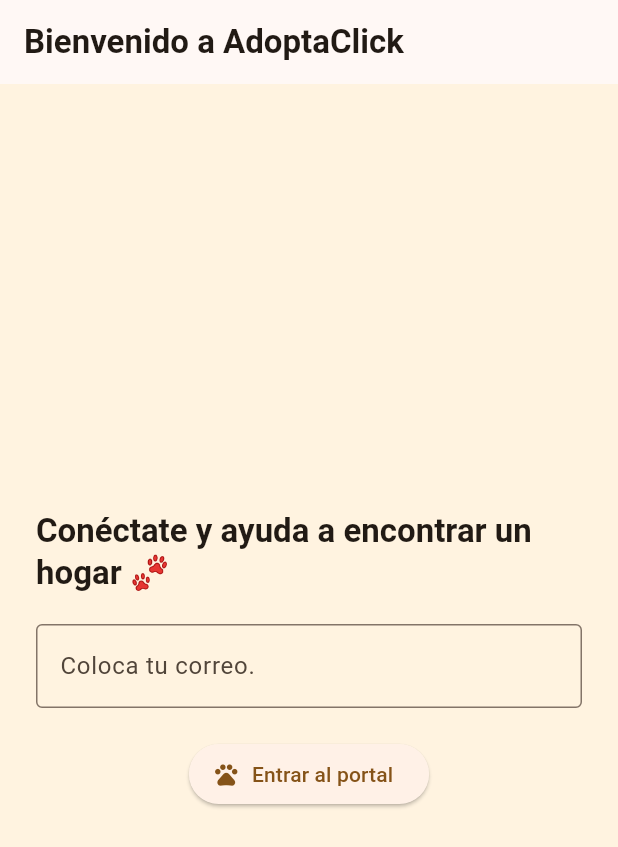
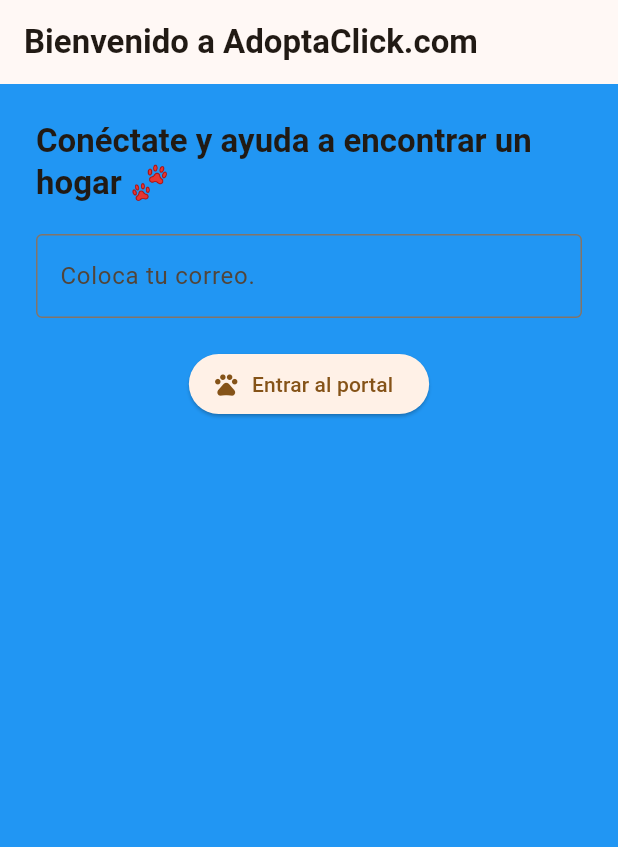
Before and after one commit to josegalvis27/adoptaClicks, a Flutter app: the screen it shows after launch, on a phone screen of 412 x 824 dp. Shown: the top 847 px of the screen. Run offline on Flutter 3.47's test engine with Material 3 defaults, Android fonts, the phone set to English and light mode, and no system bars; missing offline and left inert: dart:html, dart:ui_web.

Commit message:
cambio de color

```diff
--- a/lib/main.dart
+++ b/lib/main.dart
@@ -16,7 +16,7 @@
       theme: ThemeData(
         useMaterial3: true,
         colorScheme: ColorScheme.fromSeed(seedColor: Colors.orange),
-        scaffoldBackgroundColor: Colors.orange.shade50,
+        scaffoldBackgroundColor: Colors.blue,
         textTheme: Typography.blackCupertino.copyWith(
           titleLarge: TextStyle(fontWeight: FontWeight.bold),
           bodyMedium: TextStyle(fontSize: 16),
@@ -37,12 +37,12 @@
   @override
   Widget build(BuildContext context) {
     return Scaffold(
-      appBar: AppBar(title: Text('Bienvenido a AdoptaClick')),
+      appBar: AppBar(title: Text('Bienvenido a AdoptaClick.com')),
       body: Padding(
         padding: const EdgeInsets.all(24),
         child: Center(
           child: Column(
-            mainAxisAlignment: MainAxisAlignment.center,
+            mainAxisAlignment: MainAxisAlignment.start,
             children: [
               Text(
                 'Conéctate y ayuda a encontrar un hogar 🐾',
```
